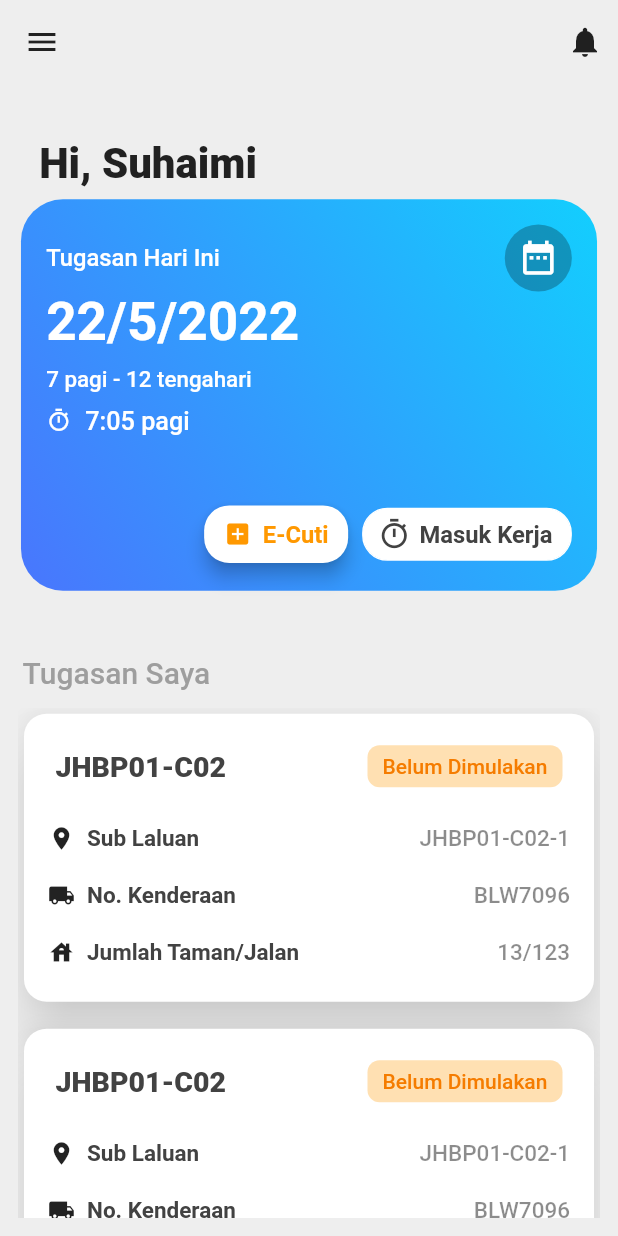
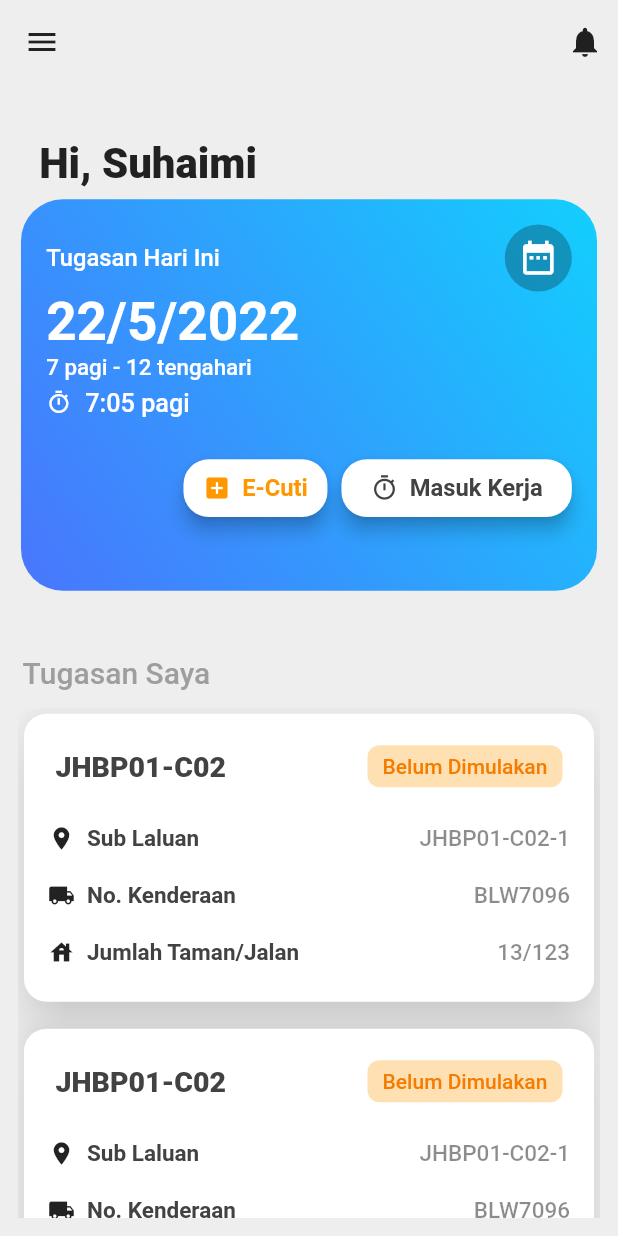
Before and after one commit to SahanahPandu/iWork, a Flutter app: the screen it shows after launch, on a phone screen of 412 x 824 dp. Run offline on Flutter 3.47's test engine with Material 2 defaults, Android fonts, the phone set to English and light mode, and no system bars.

Commit message:
Create Time In button as component and replaced harcoded on button in pra details

```diff
--- a/lib/widgets/buttons/time_in_button.dart
+++ b/lib/widgets/buttons/time_in_button.dart
@@ -10,6 +10,42 @@ class TimeInButton extends StatefulWidget {
 class _TimeInButtonState extends State<TimeInButton> {
   @override
   Widget build(BuildContext context) {
-    return const Text("Test");
+    final Size size = MediaQuery.of(context).size;
+
+    return SizedBox(
+      width: size.width * 0.40,
+      height: size.height * 0.05,
+      //color: Colors.white,
+      child: ElevatedButton.icon(
+        style: ElevatedButton.styleFrom(
+          primary: Colors.white,
+          padding: const EdgeInsets.all(8),
+          shape: RoundedRectangleBorder(
+            borderRadius: BorderRadius.circular(18),
+          ),
+          elevation: 5.0,
+        ),
+        onPressed: () {
+          // Navigator.push(
+          //     context,
+          //     MaterialPageRoute(
+          //       builder: (context) => const ECuti(),
+          //     ));
+        },
+        icon: Icon(
+          Icons.timer_outlined,
+          color: Colors.grey.shade800,
+          size: 20,
+        ),
+        label: Text(
+          "Masuk Kerja",
+          style: TextStyle(
+            color: Colors.grey.shade800,
+            fontSize: 17,
+            fontWeight: FontWeight.w700,
+          ),
+        ),
+      ),
+    );
   }
 }
--- a/lib/widgets/cards/today_task/pra/pra_today_task_details.dart
+++ b/lib/widgets/cards/today_task/pra/pra_today_task_details.dart
@@ -2,6 +2,7 @@ import 'package:flutter/material.dart';
 
 //import files
 import 'package:eswm/widgets/buttons/ecuti_button.dart';
+import 'package:eswm/widgets/buttons/time_in_button.dart';
 
 class PraTodayTaskDetails extends StatefulWidget {
   const PraTodayTaskDetails({Key? key}) : super(key: key);
@@ -50,9 +51,6 @@ class _PraTodayTaskDetailsState extends State<PraTodayTaskDetails> {
           style: TextStyle(
               fontSize: 38, fontWeight: FontWeight.w600, color: Colors.white),
         ),
-        const SizedBox(
-          height: 8,
-        ),
         const Text(
           "7 pagi - 12 tengahari",
           style: TextStyle(
@@ -62,7 +60,7 @@ class _PraTodayTaskDetailsState extends State<PraTodayTaskDetails> {
           ),
         ),
         const SizedBox(
-          height: 10,
+          height: 5,
         ),
         Row(
           children: const [
@@ -85,50 +83,16 @@ class _PraTodayTaskDetailsState extends State<PraTodayTaskDetails> {
           ],
         ),
         const SizedBox(
-          height: 50,
+          height: 30,
         ),
         Row(
           mainAxisAlignment: MainAxisAlignment.end,
-          children: [
-            const EcutiButton(),
-            const SizedBox(
+          children: const [
+            EcutiButton(),
+            SizedBox(
               width: 10,
             ),
-            Container(
-              width: 150,
-              decoration: BoxDecoration(
-                border: Border.all(
-                  color: Colors.white,
-                ),
-                color: Colors.white,
-                borderRadius: const BorderRadius.all(Radius.circular(18)),
-              ),
-              child: Padding(
-                padding: const EdgeInsets.symmetric(
-                  horizontal: 10,
-                  vertical: 6,
-                ),
-                child: Row(
-                  children: [
-                    Icon(
-                      Icons.timer_outlined,
-                      color: Colors.grey.shade800,
-                    ),
-                    const SizedBox(
-                      width: 6,
-                    ),
-                    Text(
-                      "Masuk Kerja",
-                      style: TextStyle(
-                        color: Colors.grey.shade800,
-                        fontSize: 17,
-                        fontWeight: FontWeight.w700,
-                      ),
-                    ),
-                  ],
-                ),
-              ),
-            ),
+            TimeInButton(),
           ],
         )
       ],
```
